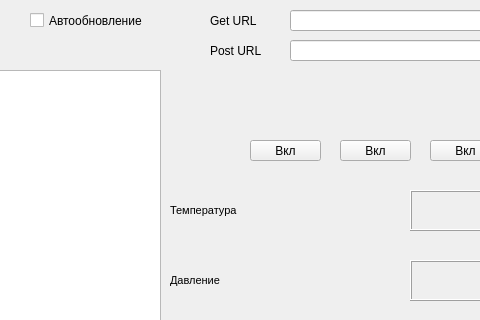
First picture: the form in PyQt_app.ui, repository Kefal360/cathedral-project, before the edit; both pictures show x 140 to 620 and y 0 to 320 of the 1185 by 622 pixel window.
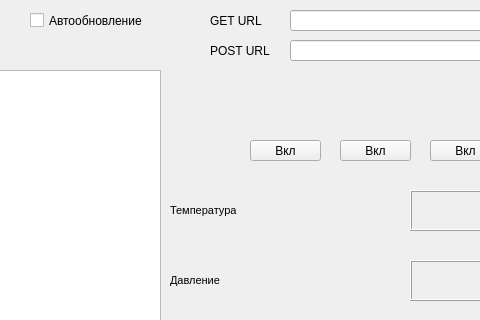
Second picture: the form after the edit. Icons and pictures are not drawn.

Commit message: Загрузил(а) файлы в ''

The edit to the form file:
```diff
--- a/PyQt_app.ui
+++ b/PyQt_app.ui
@@ -49,7 +49,7 @@
      </rect>
     </property>
     <property name="text">
-     <string>Get URL</string>
+     <string>GET URL</string>
     </property>
    </widget>
    <widget class="QLineEdit" name="lineEdit_URL">
@@ -1048,7 +1048,7 @@
      </rect>
     </property>
     <property name="text">
-     <string>Post URL</string>
+     <string>POST URL</string>
     </property>
    </widget>
    <widget class="QLabel" name="label_secends">
```
